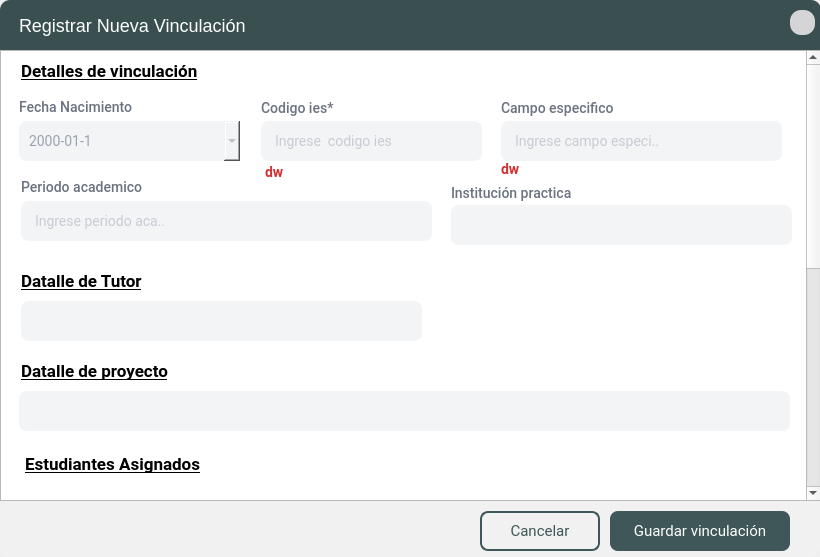
Qt form App/source/ui_files/formulario_vinculacion.ui (Bailon18/Vinculacion-desktop-python) before a commit.
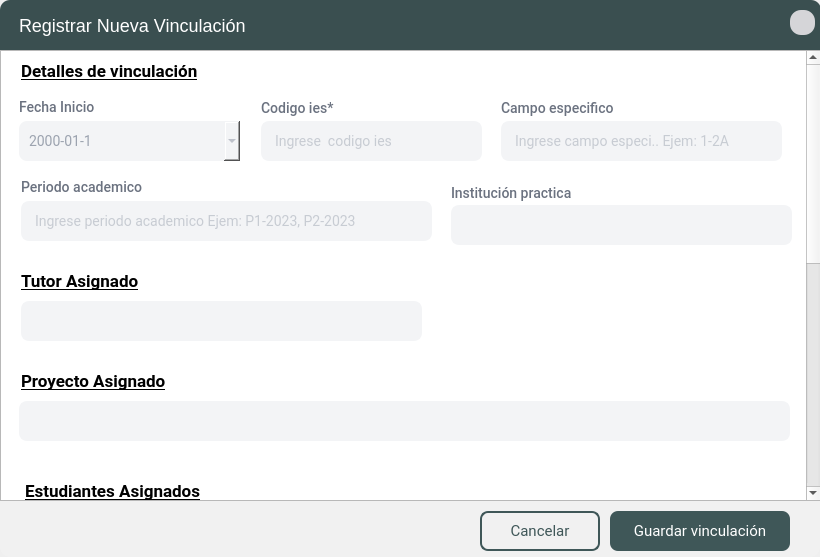
The same form after that commit. Icons and pictures are not drawn.

Commit message: se trabajo en nueva vinculacion

What changed in the file:
```diff
--- a/App/source/ui_files/formulario_vinculacion.ui
+++ b/App/source/ui_files/formulario_vinculacion.ui
@@ -362,11 +362,11 @@
 }
 
 /* QLabel para Mostrar Error */
-QLabel#errorCodigoies, #errorCampoEspecifico, #errorEstudianteNoEncontrado,#errorBuscar{
+QLabel#errorCodigoies, #errorCampoEspecifico, #errorEstudianteNoEncontrado,#errorBuscar, #errorInstitucion, #errorProyecto, #errorTutor{
     font-family: Roboto;
     font-style: normal;
     font-weight: bold;
-    font-size: 14px;
+    font-size: 13px;
     color: #D32F2F; 
 }
 
@@ -381,15 +381,15 @@
        <property name="geometry">
         <rect>
          <x>0</x>
-         <y>-309</y>
+         <y>0</y>
          <width>802</width>
-         <height>930</height>
+         <height>950</height>
         </rect>
        </property>
        <property name="minimumSize">
         <size>
          <width>0</width>
-         <height>930</height>
+         <height>950</height>
         </size>
        </property>
        <property name="styleSheet">
@@ -514,7 +514,7 @@
          <set>Qt::AlignLeading|Qt::AlignLeft|Qt::AlignVCenter</set>
         </property>
         <property name="placeholderText">
-         <string>Ingrese campo especi..</string>
+         <string>Ingrese campo especi.. Ejem: 1-2A</string>
         </property>
        </widget>
        <widget class="QComboBox" name="cbo_institucion">
@@ -556,7 +556,7 @@
          </rect>
         </property>
         <property name="text">
-         <string>Fecha Nacimiento</string>
+         <string>Fecha Inicio</string>
         </property>
        </widget>
        <widget class="QDateEdit" name="date_fecha_inicio">
@@ -585,7 +585,7 @@
         <property name="geometry">
          <rect>
           <x>14</x>
-          <y>310</y>
+          <y>320</y>
           <width>241</width>
           <height>21</height>
          </rect>
@@ -604,14 +604,14 @@
 </string>
         </property>
         <property name="text">
-         <string>Datalle de proyecto</string>
+         <string>Proyecto Asignado</string>
         </property>
        </widget>
        <widget class="QLabel" name="datosacademicos">
         <property name="geometry">
          <rect>
           <x>18</x>
-          <y>403</y>
+          <y>430</y>
           <width>231</width>
           <height>21</height>
          </rect>
@@ -667,6 +667,9 @@
         <property name="styleSheet">
          <string notr="true"/>
         </property>
+        <property name="text">
+         <string/>
+        </property>
         <property name="maxLength">
          <number>30</number>
         </property>
@@ -677,7 +680,7 @@
          <set>Qt::AlignLeading|Qt::AlignLeft|Qt::AlignVCenter</set>
         </property>
         <property name="placeholderText">
-         <string>Ingrese periodo aca..</string>
+         <string>Ingrese periodo academico Ejem: P1-2023, P2-2023</string>
         </property>
        </widget>
        <widget class="QLabel" name="lbl11_8">
@@ -703,7 +706,7 @@
         <property name="geometry">
          <rect>
           <x>18</x>
-          <y>340</y>
+          <y>350</y>
           <width>771</width>
           <height>40</height>
          </rect>
@@ -741,7 +744,7 @@
         <property name="geometry">
          <rect>
           <x>22</x>
-          <y>445</y>
+          <y>465</y>
           <width>171</width>
           <height>21</height>
          </rect>
@@ -1258,7 +1261,7 @@
 </string>
         </property>
         <property name="text">
-         <string>Datalle de Tutor</string>
+         <string>Tutor Asignado</string>
         </property>
        </widget>
        <widget class="QComboBox" name="cbo_tutor">
@@ -1281,7 +1284,7 @@
          </rect>
         </property>
         <property name="text">
-         <string>dw</string>
+         <string/>
         </property>
        </widget>
        <widget class="QLabel" name="errorCampoEspecifico">
@@ -1294,7 +1297,7 @@
          </rect>
         </property>
         <property name="text">
-         <string>dw</string>
+         <string/>
         </property>
        </widget>
        <widget class="QLabel" name="errorCampoPeriodo">
```
Left out of the diff: 149 changed lines with no effect on the pictures. The commit also changes 16 other files.
